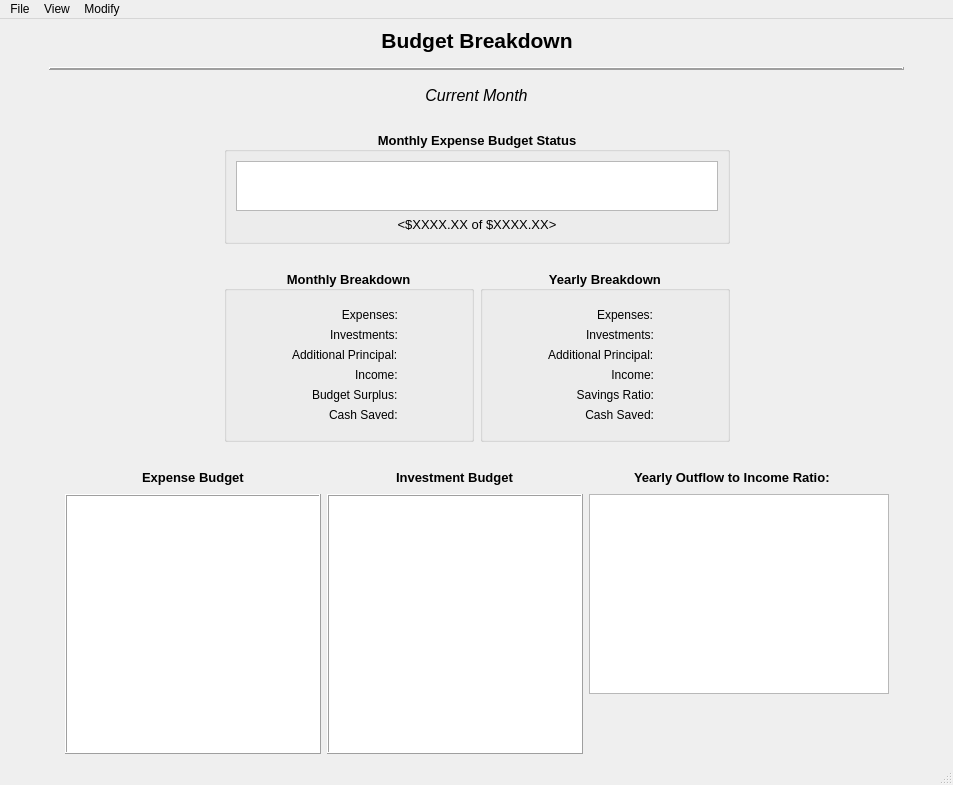
This is CashFlowManager/mainwindow.ui in epw7856/CashFlowManager as Qt 5 draws it before an edit. The edited form follows.
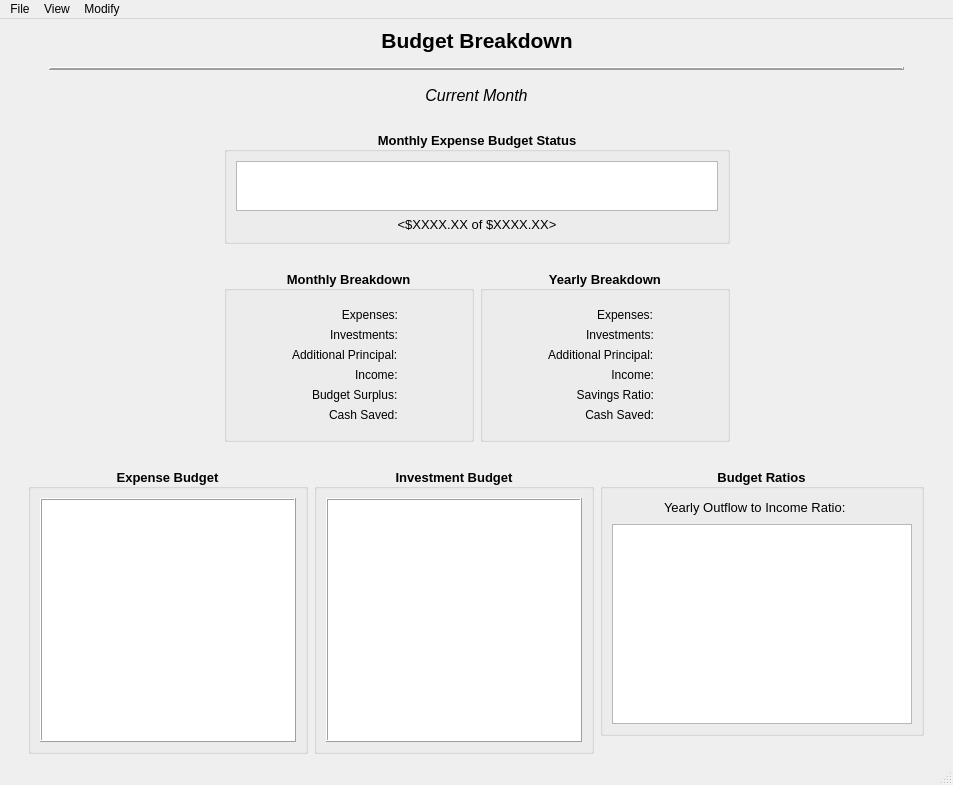
This is the edited form. Custom widgets are drawn as their Qt base class.

Commit message: Improved main window UI by adding more groupboxes and color schemes.

```diff
--- a/CashFlowManager/mainwindow.ui
+++ b/CashFlowManager/mainwindow.ui
@@ -845,57 +845,29 @@
       <item>
        <layout class="QVBoxLayout" name="verticalLayout_10">
         <item>
+         <widget class="QGroupBox" name="groupBoxExpenseBudget">
+          <property name="sizePolicy">
+           <sizepolicy hsizetype="Minimum" vsizetype="Minimum">
+            <horstretch>0</horstretch>
+            <verstretch>0</verstretch>
+           </sizepolicy>
+          </property>
+          <property name="font">
+           <font>
+            <family>Segoe UI</family>
+            <pointsize>10</pointsize>
+            <weight>75</weight>
+            <bold>true</bold>
+           </font>
+          </property>
+          <property name="title">
+           <string>  Expense Budget  </string>
+          </property>
+          <property name="alignment">
+           <set>Qt::AlignCenter</set>
+          </property>
          <layout class="QHBoxLayout" name="horizontalLayout_4">
           <item>
-           <spacer name="horizontalSpacer_22">
-            <property name="orientation">
-             <enum>Qt::Horizontal</enum>
-            </property>
-            <property name="sizeHint" stdset="0">
-             <size>
-              <width>40</width>
-              <height>20</height>
-             </size>
-            </property>
-           </spacer>
-          </item>
-          <item>
-           <widget class="QLabel" name="label_19">
-            <property name="sizePolicy">
-             <sizepolicy hsizetype="Preferred" vsizetype="Fixed">
-              <horstretch>0</horstretch>
-              <verstretch>0</verstretch>
-             </sizepolicy>
-            </property>
-            <property name="font">
-             <font>
-              <family>Segoe UI</family>
-              <pointsize>10</pointsize>
-              <weight>75</weight>
-              <bold>true</bold>
-             </font>
-            </property>
-            <property name="text">
-             <string>Expense Budget</string>
-            </property>
-           </widget>
-          </item>
-          <item>
-           <spacer name="horizontalSpacer_23">
-            <property name="orientation">
-             <enum>Qt::Horizontal</enum>
-            </property>
-            <property name="sizeHint" stdset="0">
-             <size>
-              <width>40</width>
-              <height>20</height>
-             </size>
-            </property>
-           </spacer>
-          </item>
-         </layout>
-        </item>
-        <item>
          <widget class="QTableView" name="tableViewMonthlyExpenses">
           <property name="sizePolicy">
            <sizepolicy hsizetype="Expanding" vsizetype="Expanding">
@@ -913,6 +885,8 @@
            <font>
             <family>Segoe UI</family>
             <pointsize>8</pointsize>
+               <weight>50</weight>
+               <bold>false</bold>
            </font>
           </property>
           <property name="frameShape">
@@ -951,28 +925,16 @@
          </widget>
         </item>
        </layout>
+         </widget>
+        </item>
+       </layout>
       </item>
       <item>
        <layout class="QVBoxLayout" name="verticalLayout_8">
         <item>
-         <layout class="QHBoxLayout" name="horizontalLayout_3">
-          <item>
-           <spacer name="horizontalSpacer_20">
-            <property name="orientation">
-             <enum>Qt::Horizontal</enum>
-            </property>
-            <property name="sizeHint" stdset="0">
-             <size>
-              <width>40</width>
-              <height>20</height>
-             </size>
-            </property>
-           </spacer>
-          </item>
-          <item>
-           <widget class="QLabel" name="label_18">
+         <widget class="QGroupBox" name="groupBoxInvestmentBudget">
             <property name="sizePolicy">
-             <sizepolicy hsizetype="Preferred" vsizetype="Fixed">
+           <sizepolicy hsizetype="Minimum" vsizetype="Minimum">
               <horstretch>0</horstretch>
               <verstretch>0</verstretch>
              </sizepolicy>
@@ -985,26 +947,13 @@
               <bold>true</bold>
              </font>
             </property>
-            <property name="text">
-             <string>Investment Budget</string>
-            </property>
-           </widget>
-          </item>
-          <item>
-           <spacer name="horizontalSpacer_21">
-            <property name="orientation">
-             <enum>Qt::Horizontal</enum>
-            </property>
-            <property name="sizeHint" stdset="0">
-             <size>
-              <width>40</width>
-              <height>20</height>
-             </size>
-            </property>
-           </spacer>
-          </item>
-         </layout>
-        </item>
+          <property name="title">
+           <string>  Investment Budget  </string>
+          </property>
+          <property name="alignment">
+           <set>Qt::AlignCenter</set>
+          </property>
+          <layout class="QHBoxLayout" name="horizontalLayout_7">
         <item>
          <widget class="QTableView" name="tableViewMonthlyInvestments">
           <property name="sizePolicy">
@@ -1023,6 +972,8 @@
            <font>
             <family>Segoe UI</family>
             <pointsize>8</pointsize>
+               <weight>50</weight>
+               <bold>false</bold>
            </font>
           </property>
           <property name="frameShape">
@@ -1049,6 +1000,9 @@
           <attribute name="verticalHeaderDefaultSectionSize">
            <number>25</number>
           </attribute>
+            </widget>
+           </item>
+          </layout>
          </widget>
         </item>
        </layout>
@@ -1056,6 +1010,29 @@
       <item>
        <layout class="QVBoxLayout" name="verticalLayout">
         <item>
+         <widget class="QGroupBox" name="groupBox_4">
+          <property name="sizePolicy">
+           <sizepolicy hsizetype="Minimum" vsizetype="Minimum">
+            <horstretch>0</horstretch>
+            <verstretch>0</verstretch>
+           </sizepolicy>
+          </property>
+          <property name="font">
+           <font>
+            <family>Segoe UI</family>
+            <pointsize>10</pointsize>
+            <weight>75</weight>
+            <bold>true</bold>
+           </font>
+          </property>
+          <property name="title">
+           <string>  Budget Ratios  </string>
+          </property>
+          <property name="alignment">
+           <set>Qt::AlignCenter</set>
+          </property>
+          <layout class="QVBoxLayout" name="verticalLayout_6">
+           <item>
          <layout class="QHBoxLayout" name="horizontalLayout">
           <item>
            <spacer name="horizontalSpacer_13">
@@ -1082,8 +1059,8 @@
              <font>
               <family>Segoe UI</family>
               <pointsize>10</pointsize>
-              <weight>75</weight>
-              <bold>true</bold>
+                 <weight>50</weight>
+                 <bold>false</bold>
              </font>
             </property>
             <property name="text">
@@ -1144,6 +1121,9 @@
           <property name="interactive">
            <bool>false</bool>
           </property>
+            </widget>
+           </item>
+          </layout>
          </widget>
         </item>
         <item>
```
Lines whose indentation alone changed are shown as unchanged. The commit also changes 1 other file.
